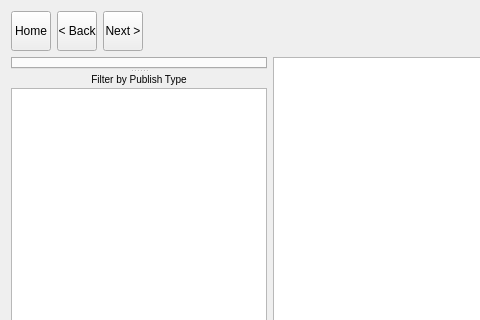
Old version of the form resources/dialog.ui in the repository shotgunsoftware/tk-multi-loader2; both pictures show x 0 to 480 and y 0 to 320 of the 1331 by 776 pixel window.
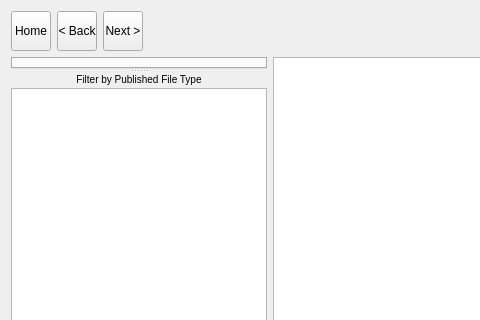
New version of the form. Icons and pictures are not drawn.

Commit message: UI Tweak: "Filter by Publish Type" -> "Filter by Published File Type"

Diff of the .ui file:
```diff
--- a/resources/dialog.ui
+++ b/resources/dialog.ui
@@ -132,7 +132,7 @@
          <item>
           <widget class="QLabel" name="label_4">
            <property name="text">
-            <string>&lt;small&gt;Filter by Publish Type&lt;/small&gt;</string>
+            <string>&lt;small&gt;Filter by Published File Type&lt;/small&gt;</string>
            </property>
            <property name="alignment">
             <set>Qt::AlignCenter</set>
```
The commit also changes 1 other file.
